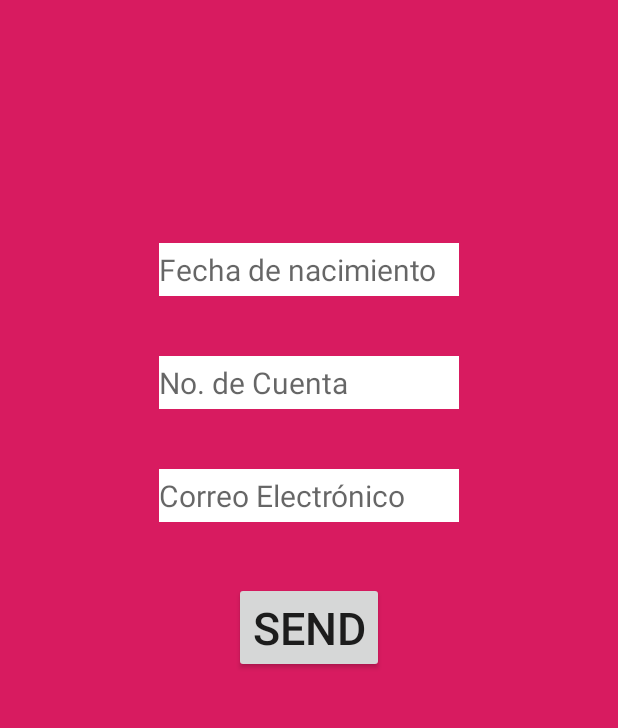
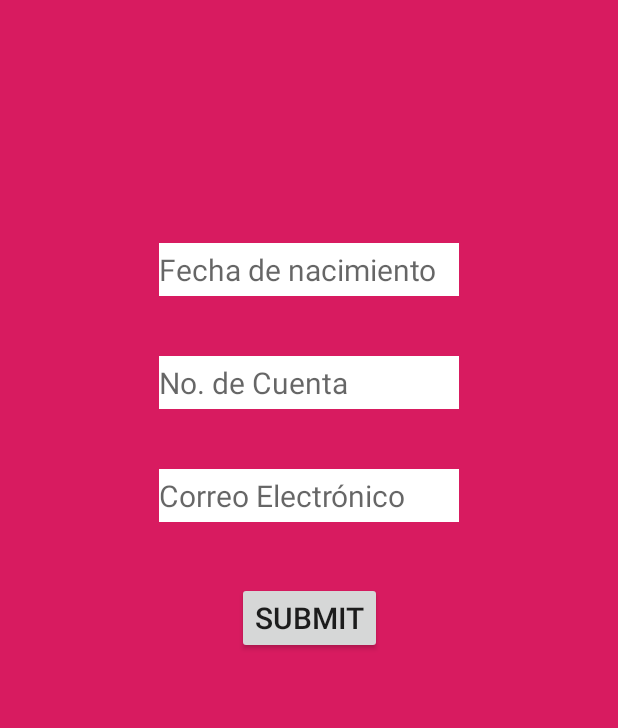
Before and after one commit to AlanPVG/Ej1_CZ_APVG, an Android app: the screen it shows after launch (MainActivity), on a phone screen of 412 x 824 dp, the part 386-1114 px from its top. Run offline under Robolectric (Android 15) with nearby library versions, the phone set to English and light mode, and no system bars.

Commit message:
Actualización de valor de cadena para botón btnCheck

```diff
--- a/app/src/main/res/layout/activity_main.xml
+++ b/app/src/main/res/layout/activity_main.xml
@@ -98,11 +98,11 @@
 
     <Button
         android:id="@+id/btnCheck"
-        android:layout_width="100dp"
+        android:layout_width="wrap_content"
         android:layout_marginTop="40dp"
         android:layout_height="wrap_content"
         android:text="@string/button_check"
-        android:textSize="30sp"
+        android:textSize="20sp"
         app:layout_constraintTop_toBottomOf="@+id/Correo"
         app:layout_constraintEnd_toEndOf="parent"
         app:layout_constraintStart_toStartOf="parent"/>
--- a/app/src/main/res/values/strings.xml
+++ b/app/src/main/res/values/strings.xml
@@ -1,7 +1,7 @@
 <resources>
     <string name="app_name">Ej1_ChineseZodiac_APVG</string>
     <string name="title_label">Chinese Zodiac</string>
-    <string name="button_check">Send</string>
+    <string name="button_check">Submit</string>
     <string name="hint_name">Nombre</string>
     <string name="hint_fecha_nac">Fecha de nacimiento</string>
     <string name="hint_no_cuenta">No. de Cuenta</string>
```
